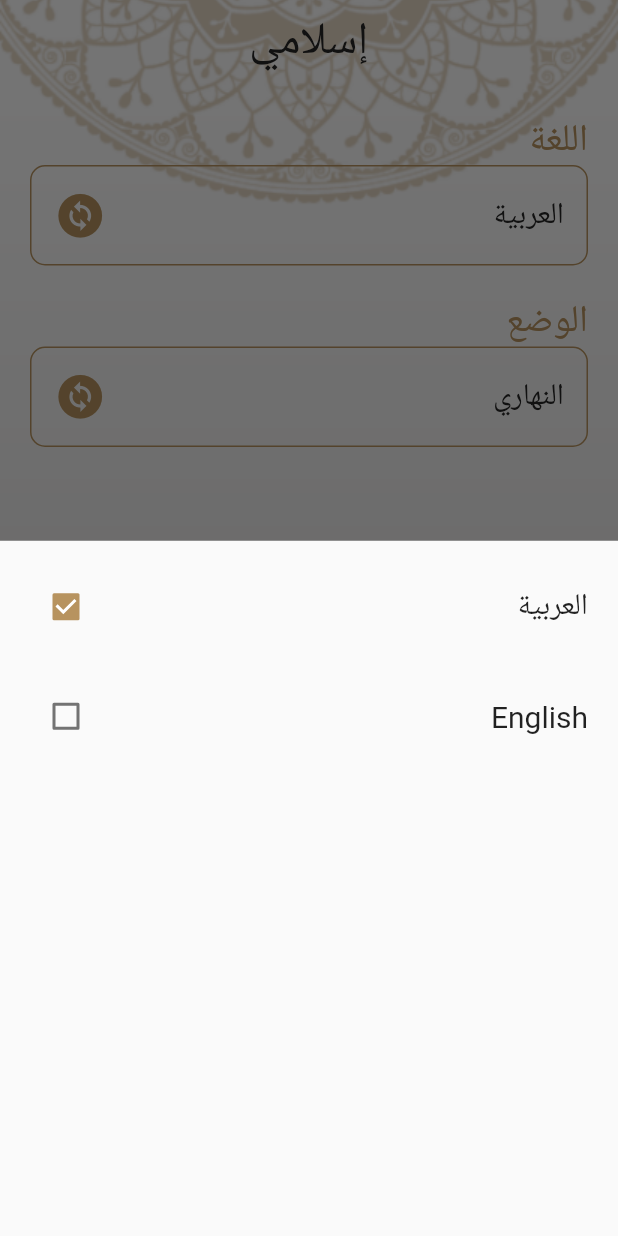
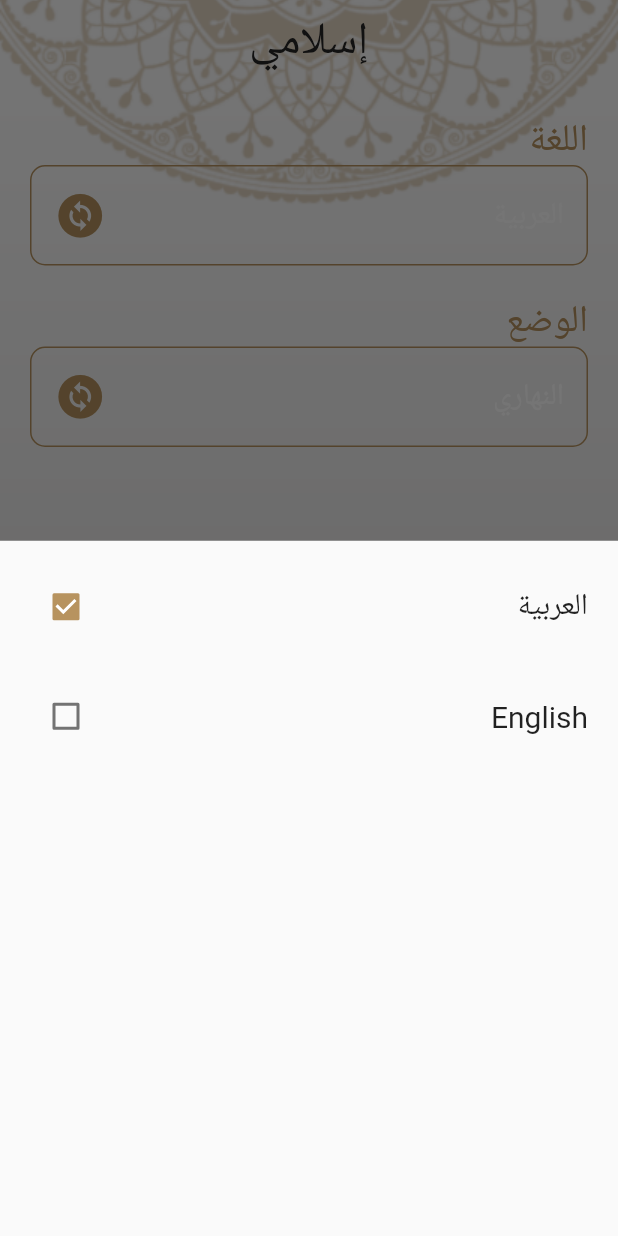
Before and after one commit to A7medabdelaty/Islami, a Flutter app: the screen it shows after launch, item 5 of the bottom bar chosen, after a tap on "العربية", on a phone screen of 412 x 824 dp. Run offline on Flutter 3.47's test engine with Material 2 defaults, Android fonts, the phone set to English and light mode, and no system bars; generated files the repository leaves out were written again.

Commit message:
update theme

```diff
--- a/lib/home_screen/hadeth_tab/hadeth_tab.dart
+++ b/lib/home_screen/hadeth_tab/hadeth_tab.dart
@@ -35,7 +35,7 @@ class _HadethTabState extends State<HadethTab> {
                           BorderSide(color: MyTheme.mainGold, width: 2))),
               child: Text(
                 AppLocalizations.of(context)!.ahadeth,
-                style: TextStyle(fontSize: 25),
+                style: const TextStyle(fontSize: 25),
               ),
             ),
             const SizedBox(
--- a/lib/home_screen/home.dart
+++ b/lib/home_screen/home.dart
@@ -33,17 +33,21 @@ class _HomeScreenState extends State<HomeScreen> {
     return Stack(
       children: [
         Image.asset(
-          provider.theme == ThemeMode.light ? 'assets/images/default_bg.png' : 'assets/images/dark_bg.png',
+          provider.theme == ThemeMode.light
+              ? 'assets/images/default_bg.png'
+              : 'assets/images/dark_bg.png',
           width: double.infinity,
           fit: BoxFit.cover,
         ),
         Scaffold(
           backgroundColor: Colors.transparent,
           appBar: AppBar(
-            actionsIconTheme: IconThemeData(color: provider.theme == ThemeMode.light ? MyTheme.mainBlack : Colors.white),
+            actionsIconTheme: IconThemeData(
+                color: provider.theme == ThemeMode.light
+                    ? MyTheme.mainBlack
+                    : Colors.white),
             title: Text(
               AppLocalizations.of(context)!.islamy,
-              style: TextStyle(color: provider.theme == ThemeMode.light ? MyTheme.mainBlack : Colors.white),
             ),
           ),
           bottomNavigationBar: BottomNavigationBar(
--- a/lib/home_screen/quran_tab/quran_tab.dart
+++ b/lib/home_screen/quran_tab/quran_tab.dart
@@ -74,17 +74,13 @@ Widget tableHead(String txt1, String txt2) {
           child: Container(
             padding: const EdgeInsets.all(3),
             alignment: Alignment.center,
-            decoration: BoxDecoration(
-              border: Border(
-                left: BorderSide(width: 2, color: MyTheme.mainGold),
-              ),
-            ),
             child: Text(
               txt2,
               style: const TextStyle(fontSize: 20),
             ),
           ),
         ),
+        Container(width: 2,height: 40,color: MyTheme.mainGold,padding: EdgeInsets.zero,child: const Text(""),),
         Expanded(
           child: Container(
             alignment: Alignment.center,
@@ -112,17 +108,13 @@ Widget tableRow(String num, String name, int index, context) {
           child: Container(
             padding: const EdgeInsets.all(4),
             alignment: Alignment.center,
-            decoration: BoxDecoration(
-              border: Border(
-                left: BorderSide(width: 2, color: MyTheme.mainGold),
-              ),
-            ),
             child: Text(
               name,
               style: const TextStyle(fontSize: 20),
             ),
           ),
         ),
+        Container(width: 2,height: 45,color: MyTheme.mainGold,padding: EdgeInsets.zero,child: const Text(""),),
         Expanded(
           child: Container(
             alignment: Alignment.center,
--- a/lib/home_screen/settings_tab/settings_tab.dart
+++ b/lib/home_screen/settings_tab/settings_tab.dart
@@ -36,7 +36,10 @@ class SettingsTab extends StatelessWidget {
                 children: [
                   Text(
                     AppLocalizations.of(context)!.language_field,
-                    style: TextStyle(fontSize: 20, color: provider.theme == ThemeMode.light ? MyTheme.mainBlack : Colors.white,),
+                    style: Theme.of(context)
+                        .textTheme
+                        .subtitle1
+                        ?.copyWith(color: Colors.white),
                   ),
                   const Icon(Icons.change_circle),
                 ],
@@ -65,8 +68,13 @@ class SettingsTab extends StatelessWidget {
                 mainAxisAlignment: MainAxisAlignment.spaceBetween,
                 children: [
                   Text(
-                    AppLocalizations.of(context)!.theme_field_light,
-                    style: TextStyle(fontSize: 20, color: provider.theme == ThemeMode.light ? MyTheme.mainBlack : Colors.white,),
+                    provider.theme == ThemeMode.light
+                        ? AppLocalizations.of(context)!.theme_field_light
+                        : AppLocalizations.of(context)!.theme_field_dark,
+                    style: Theme.of(context)
+                        .textTheme
+                        .subtitle1
+                        ?.copyWith(color: Colors.white),
                   ),
                   const Icon(Icons.change_circle)
                 ],
@@ -87,7 +95,10 @@ class SettingsTab extends StatelessWidget {
           child: Column(
             children: [
               InkWell(
-                onTap: () => provider.changeLanguage('ar'),
+                onTap: () {
+                  provider.changeLanguage('ar');
+                  Navigator.pop(context);
+                },
                 child: Row(
                   mainAxisAlignment: MainAxisAlignment.spaceBetween,
                   children: [
@@ -108,7 +119,10 @@ class SettingsTab extends StatelessWidget {
                 height: 25,
               ),
               InkWell(
-                onTap: () => provider.changeLanguage('en'),
+                onTap: () {
+                  provider.changeLanguage('en');
+                  Navigator.pop(context);
+                },
                 child: Row(
                   mainAxisAlignment: MainAxisAlignment.spaceBetween,
                   children: [
@@ -140,11 +154,14 @@ class SettingsTab extends StatelessWidget {
           child: Column(
             children: [
               InkWell(
-                onTap: () => provider.changeTheme('light'),
+                onTap: () {
+                  provider.changeTheme('light');
+                  Navigator.pop(context);
+                },
                 child: Row(
                   mainAxisAlignment: MainAxisAlignment.spaceBetween,
                   children: [
-                     Text(
+                    Text(
                       AppLocalizations.of(context)!.theme_field_light,
                       style: const TextStyle(fontSize: 20),
                     ),
@@ -161,13 +178,16 @@ class SettingsTab extends StatelessWidget {
                 height: 25,
               ),
               InkWell(
-                onTap: () => provider.changeTheme('dark'),
+                onTap: () {
+                  provider.changeTheme('dark');
+                  Navigator.pop(context);
+                },
                 child: Row(
                   mainAxisAlignment: MainAxisAlignment.spaceBetween,
                   children: [
                     Text(
                       AppLocalizations.of(context)!.theme_field_dark,
-                      style:const TextStyle(fontSize: 20),
+                      style: const TextStyle(fontSize: 20),
                     ),
                     Checkbox(
                       value: provider.theme == ThemeMode.dark ? true : false,
--- a/lib/l10n/app_en.arb
+++ b/lib/l10n/app_en.arb
@@ -6,6 +6,6 @@
     "language" : "Language",
     "theme" : "Theme",
     "language_field" : "English",
-    "theme_field_light" : "light",
-    "theme_field_dark" : "dark"
+    "theme_field_light" : "Light",
+    "theme_field_dark" : "Dark"
 }
--- a/lib/provider/main_provider.dart
+++ b/lib/provider/main_provider.dart
@@ -1,4 +1,3 @@
-import 'package:flutter/cupertino.dart';
 import 'package:flutter/material.dart';
 
 class MainProvider extends ChangeNotifier {
--- a/lib/theme.dart
+++ b/lib/theme.dart
@@ -20,16 +20,23 @@ class MyTheme {
         onBackground: Colors.white,
         surface: Colors.grey,
         onSurface: Colors.white),
-    textTheme: const TextTheme(bodyText1: TextStyle(fontSize: 30)),
+    textTheme: TextTheme(
+      subtitle1: TextStyle(
+        fontSize: 20,
+        color: MyTheme.mainBlack,
+        letterSpacing: 0.3,
+      ),
+    ),
     scaffoldBackgroundColor: Colors.transparent,
     iconTheme: IconThemeData(color: MyTheme.mainGold, size: 35),
-    appBarTheme: const AppBarTheme(
+    appBarTheme: AppBarTheme(
+      iconTheme: IconThemeData(color: MyTheme.mainBlack),
       backgroundColor: Colors.transparent,
       elevation: 0.0,
       centerTitle: true,
       titleTextStyle: TextStyle(
         fontSize: 30,
-        color: Color.fromRGBO(36, 36, 36, 1.0),
+        color: MyTheme.mainBlack,
       ),
     ),
     bottomNavigationBarTheme: BottomNavigationBarThemeData(
@@ -52,16 +59,23 @@ class MyTheme {
         onBackground: Colors.white,
         surface: Colors.grey,
         onSurface: Colors.white),
-    textTheme: const TextTheme(bodyText1: TextStyle(fontSize: 30)),
+    textTheme: TextTheme(
+      subtitle1: TextStyle(
+        fontSize: 20,
+        color: MyTheme.secondYellowDark,
+        letterSpacing: 0.3,
+      ),
+    ),
     scaffoldBackgroundColor: Colors.transparent,
     iconTheme: IconThemeData(color: MyTheme.mainGold, size: 35),
     appBarTheme: const AppBarTheme(
+      iconTheme: IconThemeData(color: Colors.white),
       backgroundColor: Colors.transparent,
       elevation: 0.0,
       centerTitle: true,
       titleTextStyle: TextStyle(
         fontSize: 30,
-        color: Color.fromRGBO(36, 36, 36, 1.0),
+        color: Colors.white,
       ),
     ),
     bottomNavigationBarTheme: BottomNavigationBarThemeData(
```
Also changed, not shown: lib/home_screen/hadeth_tab/hadeth_details.dart (+1 -13 lines), lib/home_screen/quran_tab/sura_details.dart (+3 -15 lines).
